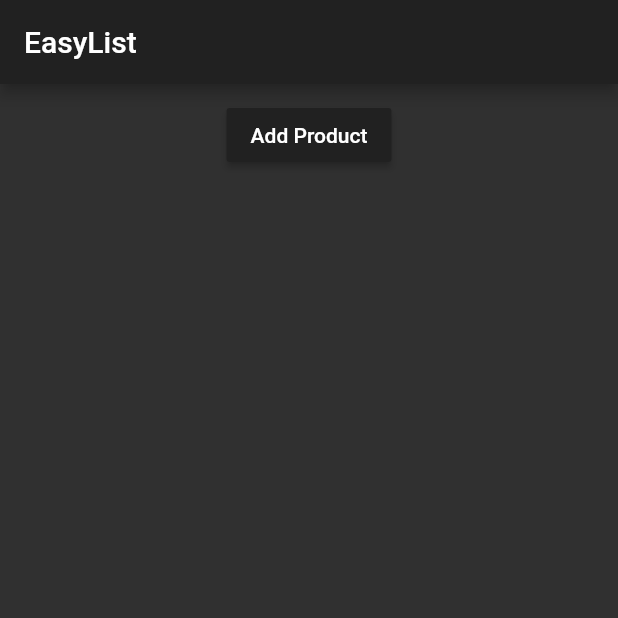
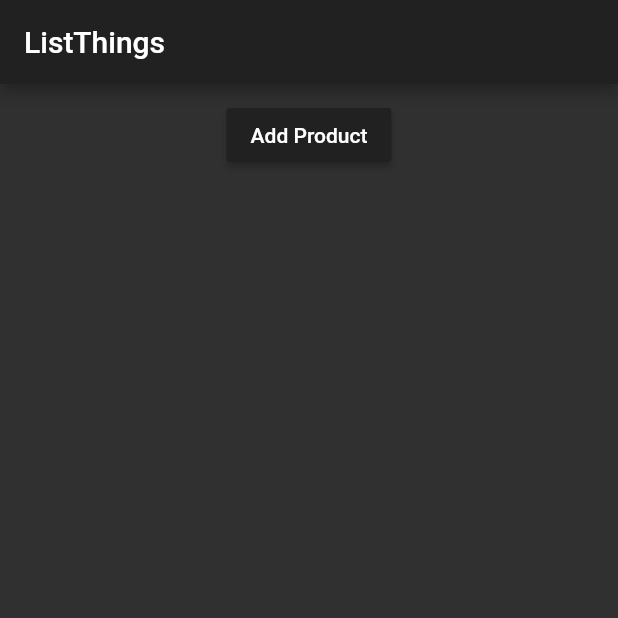
Before and after one commit to franaragm/mythings, a Flutter app: the screen it shows after launch, on a phone screen of 412 x 824 dp, the top half of it. Run offline on Flutter 3.47's test engine with Material 2 defaults, Android fonts, the phone set to English and light mode, and no system bars.

Commit message:
section 5 (62)

```diff
--- a/lib/main.dart
+++ b/lib/main.dart
@@ -20,7 +20,7 @@ class MyApp extends StatelessWidget {
       // Scaffold es un layout para la mayoría de los Material Components.
       home: Scaffold(
           appBar: AppBar(
-            title: Text('EasyList'),
+            title: Text('ListThings'),
           ),
           body: ProductManager()
       ),
```
